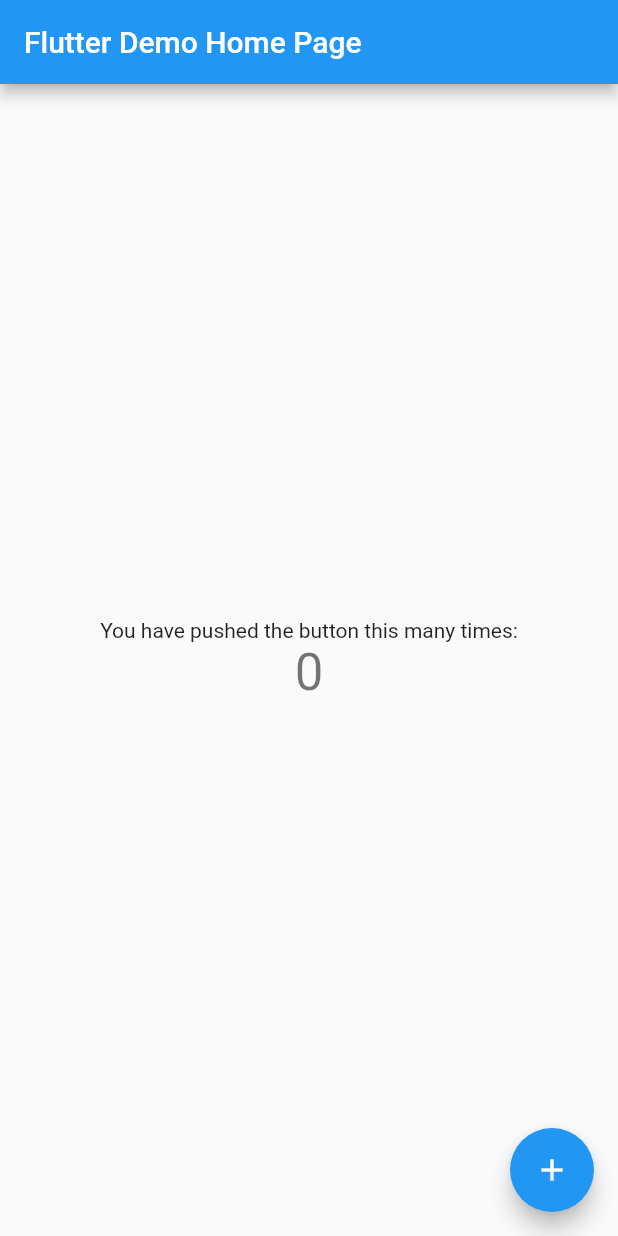
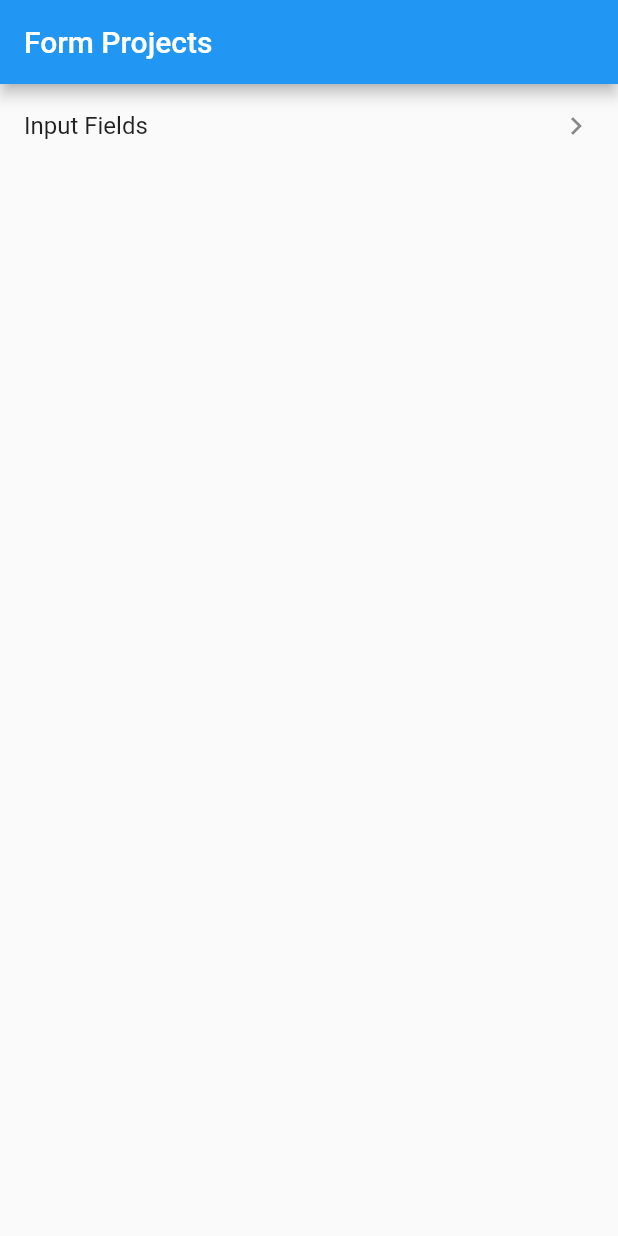
Before and after one commit to mikeysolis/training-flutter-forms, a Flutter app: the screen it shows after launch, on a phone screen of 412 x 824 dp. Run offline on Flutter 3.47's test engine with Material 2 defaults, Android fonts, the phone set to English and light mode, and no system bars.

Commit message:
basic app setup

```diff
--- /dev/null
+++ b/basic_forms/lib/features/home_page.dart
@@ -0,0 +1,29 @@
+import 'package:flutter/material.dart';
+
+import 'basic_form/basic_form_page.dart';
+
+class HomePage extends StatelessWidget {
+  const HomePage({Key? key}) : super(key: key);
+
+  @override
+  Widget build(BuildContext context) {
+    return Scaffold(
+      appBar: AppBar(
+        title: const Text('Form Projects'),
+      ),
+      body: _createBody(context),
+    );
+  }
+
+  Widget _createBody(BuildContext context) {
+    return ListView(
+      children: [
+        ListTile(
+          title: const Text('Input Fields'),
+          trailing: const Icon(Icons.chevron_right),
+          onTap: () => BasicFormPage.show(context),
+        ),
+      ],
+    );
+  }
+}
--- a/basic_forms/lib/main.dart
+++ b/basic_forms/lib/main.dart
@@ -1,4 +1,6 @@
 import 'package:flutter/material.dart';
+
+import 'features/home_page.dart';
 
 void main() {
   runApp(const MyApp());
@@ -7,109 +9,14 @@
 class MyApp extends StatelessWidget {
   const MyApp({Key? key}) : super(key: key);
 
-  // This widget is the root of your application.
   @override
   Widget build(BuildContext context) {
     return MaterialApp(
-      title: 'Flutter Demo',
+      title: 'Basic Forms',
       theme: ThemeData(
-        // This is the theme of your application.
-        //
-        // Try running your application with "flutter run". You'll see the
-        // application has a blue toolbar. Then, without quitting the app, try
-        // changing the primarySwatch below to Colors.green and then invoke
-        // "hot reload" (press "r" in the console where you ran "flutter run",
-        // or simply save your changes to "hot reload" in a Flutter IDE).
-        // Notice that the counter didn't reset back to zero; the application
-        // is not restarted.
         primarySwatch: Colors.blue,
       ),
-      home: const MyHomePage(title: 'Flutter Demo Home Page'),
+      home: const HomePage(),
     );
   }
 }
-
-class MyHomePage extends StatefulWidget {
-  const MyHomePage({Key? key, required this.title}) : super(key: key);
-
-  // This widget is the home page of your application. It is stateful, meaning
-  // that it has a State object (defined below) that contains fields that affect
-  // how it looks.
-
-  // This class is the configuration for the state. It holds the values (in this
-  // case the title) provided by the parent (in this case the App widget) and
-  // used by the build method of the State. Fields in a Widget subclass are
-  // always marked "final".
-
-  final String title;
-
-  @override
-  State<MyHomePage> createState() => _MyHomePageState();
-}
-
-class _MyHomePageState extends State<MyHomePage> {
-  int _counter = 0;
-
-  void _incrementCounter() {
-    setState(() {
-      // This call to setState tells the Flutter framework that something has
-      // changed in this State, which causes it to rerun the build method below
-      // so that the display can reflect the updated values. If we changed
-      // _counter without calling setState(), then the build method would not be
-      // called again, and so nothing would appear to happen.
-      _counter++;
-    });
-  }
-
-  @override
-  Widget build(BuildContext context) {
-    // This method is rerun every time setState is called, for instance as done
-    // by the _incrementCounter method above.
-    //
-    // The Flutter framework has been optimized to make rerunning build methods
-    // fast, so that you can just rebuild anything that needs updating rather
-    // than having to individually change instances of widgets.
-    return Scaffold(
-      appBar: AppBar(
-        // Here we take the value from the MyHomePage object that was created by
-        // the App.build method, and use it to set our appbar title.
-        title: Text(widget.title),
-      ),
-      body: Center(
-        // Center is a layout widget. It takes a single child and positions it
-        // in the middle of the parent.
-        child: Column(
-          // Column is also a layout widget. It takes a list of children and
-          // arranges them vertically. By default, it sizes itself to fit its
-          // children horizontally, and tries to be as tall as its parent.
-          //
-          // Invoke "debug painting" (press "p" in the console, choose the
-          // "Toggle Debug Paint" action from the Flutter Inspector in Android
-          // Studio, or the "Toggle Debug Paint" command in Visual Studio Code)
-          // to see the wireframe for each widget.
-          //
-          // Column has various properties to control how it sizes itself and
-          // how it positions its children. Here we use mainAxisAlignment to
-          // center the children vertically; the main axis here is the vertical
-          // axis because Columns are vertical (the cross axis would be
-          // horizontal).
-          mainAxisAlignment: MainAxisAlignment.center,
-          children: <Widget>[
-            const Text(
-              'You have pushed the button this many times:',
-            ),
-            Text(
-              '$_counter',
-              style: Theme.of(context).textTheme.headline4,
-            ),
-          ],
-        ),
-      ),
-      floatingActionButton: FloatingActionButton(
-        onPressed: _incrementCounter,
-        tooltip: 'Increment',
-        child: const Icon(Icons.add),
-      ), // This trailing comma makes auto-formatting nicer for build methods.
-    );
-  }
-}
--- a/basic_forms/pubspec.yaml
+++ b/basic_forms/pubspec.yaml
@@ -1,4 +1,4 @@
-name: basic_forms
+name: flutter_forms
 description: A new Flutter project.
 
 # The following line prevents the package from being accidentally published to
@@ -18,7 +18,7 @@
 version: 1.0.0+1
 
 environment:
-  sdk: ">=2.12.0 <3.0.0"
+  sdk: '>=2.12.0 <3.0.0'
 
 # Dependencies specify other packages that your package needs in order to work.
 # To automatically upgrade your package dependencies to the latest versions
@@ -29,7 +29,6 @@
 dependencies:
   flutter:
     sdk: flutter
-
 
   # The following adds the Cupertino Icons font to your application.
   # Use with the CupertinoIcons class for iOS style icons.
@@ -51,7 +50,6 @@
 
 # The following section is specific to Flutter.
 flutter:
-
   # The following line ensures that the Material Icons font is
   # included with your application, so that you can use the icons in
   # the material Icons class.
```
Also changed, not shown: basic_forms/lib/features/basic_form/basic_form_page.dart (added, +33 -0 lines), 1 other file.
